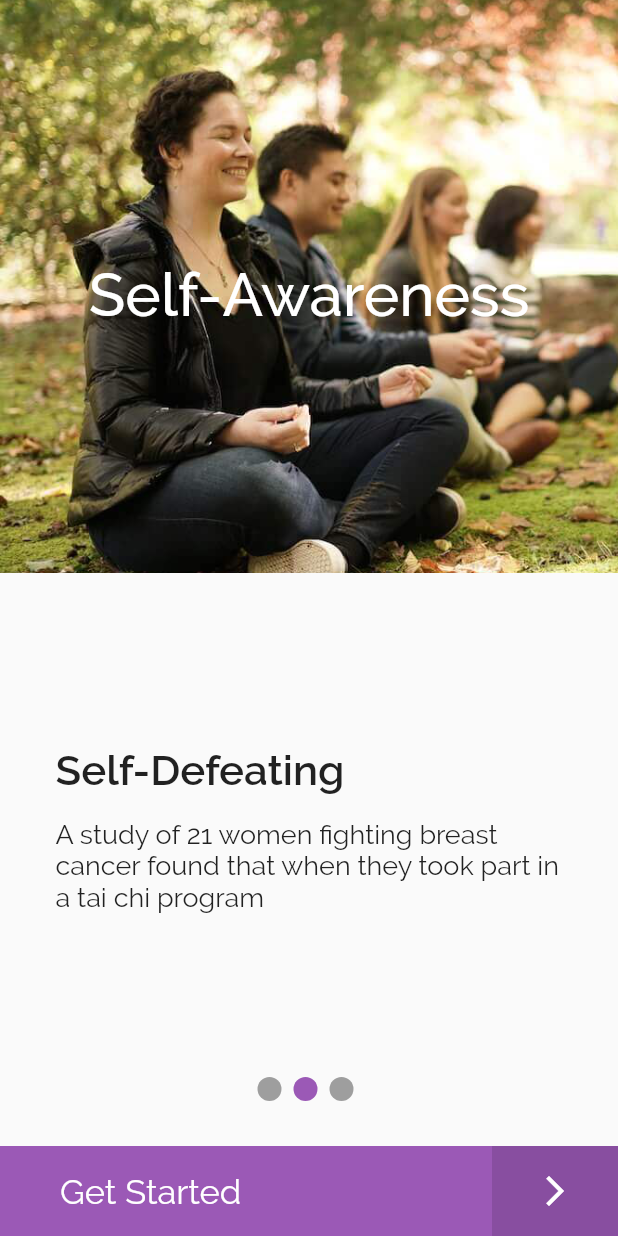
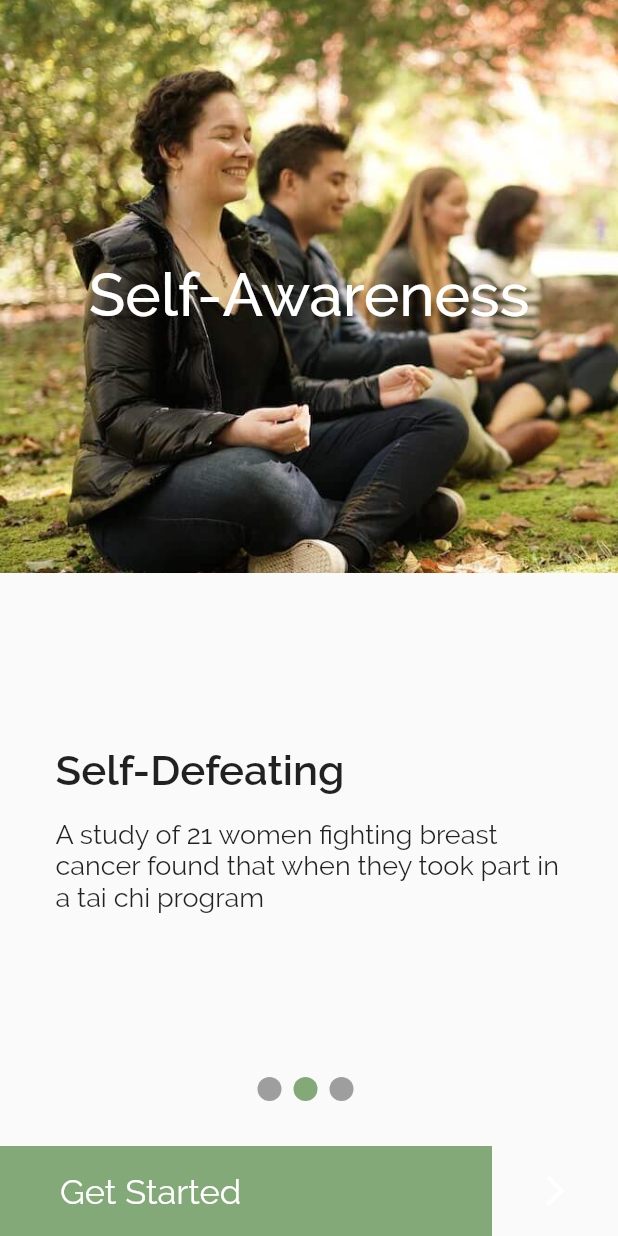
Before and after one commit to lotusgraham/MeditationApp123, a Flutter app: the screen it shows after launch, swiped to page 2, on a phone screen of 412 x 824 dp. Run offline on Flutter 3.47's test engine with Material 2 defaults, Android fonts, the phone set to English and light mode, and no system bars; drawn by our look-alikes of smooth_page_indicator; our stand-ins replace cloud_firestore, connectivity, curved_navigation_bar, firebase_auth, firebase_messaging, firebase_storage and 14 more; missing offline and left inert: audio, flutter_braintree, flutter_circular_chart, flutter_facebook_login, global_configuration, random_color; accounts and stored records are empty.

Commit message:
changed theme color, changed youtube video

```diff
--- a/lib/screens/reminder/alarm.dart
+++ b/lib/screens/reminder/alarm.dart
@@ -182,7 +182,7 @@ class _AlarmState extends State<Alarm> {
                     text: TextSpan(children: [
                       TextSpan(text: "\n"),
                       TextSpan(
-                        text: "Set Reminder",
+                        text: "Set some Reminders",
                         style: TextStyle(
                             color: Color(0xFF1A1A1A),
                             fontSize: 20,
@@ -191,7 +191,7 @@ class _AlarmState extends State<Alarm> {
                       TextSpan(text: "\n"),
                       TextSpan(
                         text:
-                            "The people who set reminder achieve their goals twice as fast.",
+                            "People who set reminders achieve their goals twice as fast.",
                         style:
                             TextStyle(color: Color(0xFF1A1A1A), fontSize: 12),
                       )
--- a/lib/screens/reminder/reminder.dart
+++ b/lib/screens/reminder/reminder.dart
@@ -20,7 +20,7 @@ class Reminder extends StatelessWidget {
               crossAxisAlignment: CrossAxisAlignment.center,
               children: <Widget>[
                 Text(
-                  "Reach your goal by setting",
+                  "Reach your goal by setting a",
                   //"Meditate",
                   textAlign: TextAlign.center,
                   style: TextStyle(
--- a/lib/util/color.dart
+++ b/lib/util/color.dart
@@ -2,8 +2,8 @@
 import 'package:flutter/material.dart';
 import 'package:flutter/painting.dart';
 
-Color primaryColor = Color(0xff9B59B6);
-Color darkPrimaryColor = Color(0xff884EA0);
+Color primaryColor = Color(0xff84A979);
+Color darkPrimaryColor = Color(0x84A979);
 Color iconColor = Colors.white;
 Color textColor = Colors.white;
 Color splashIndicatorColor = Colors.grey;
```
